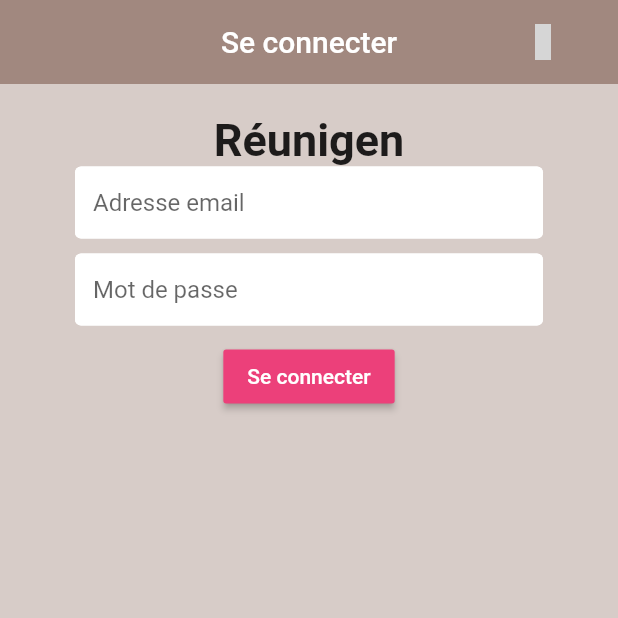
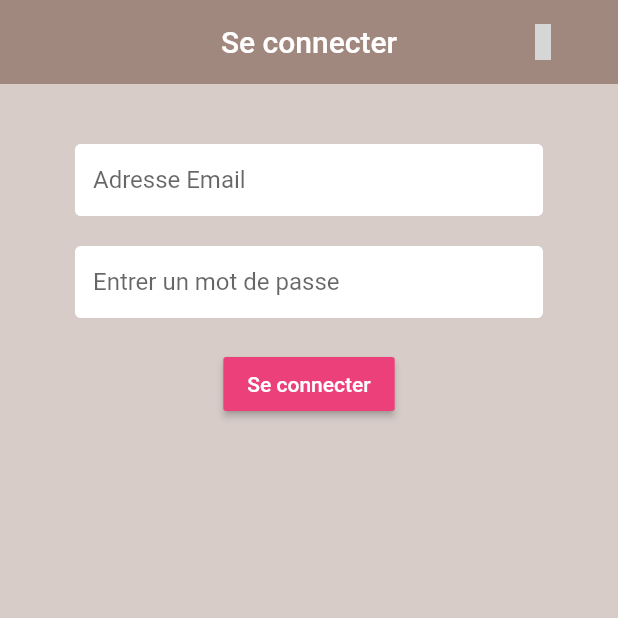
Before and after one commit to Jesus974/Reuni-Gen-APP, a Flutter app: the screen it shows after launch, on a phone screen of 412 x 824 dp, the top half of it. Run offline on Flutter 3.47's test engine with Material 2 defaults, Android fonts, the phone set to English and light mode, and no system bars; our stand-ins replace firebase_auth, flutter_spinkit, material_design_icons_flutter; accounts and stored records are empty; grey boxes are pictures that could not be loaded.

```diff
--- a/lib/screens/authenticate/sign_in.dart
+++ b/lib/screens/authenticate/sign_in.dart
@@ -5,7 +5,6 @@ import 'package:reuni_gen/shared/constants.dart';
 import 'package:reuni_gen/shared/loading.dart';
 
 class SignIn extends StatefulWidget {
-  // ToggleView
   final Function toggleView;
   SignIn({this.toggleView});
 
@@ -14,19 +13,14 @@ class SignIn extends StatefulWidget {
 }
 
 class _SignInState extends State<SignIn> {
-  // Auth
   final AuthService _auth = AuthService();
-  // Validation
   final _formKey = GlobalKey<FormState>();
-
-  // Loading Widget
+  String error = '';
   bool loading = false;
 
-  // Text
+  // text field state
   String email = '';
   String password = '';
-  // Erreur
-  String error = '';
 
   @override
   Widget build(BuildContext context) {
@@ -54,33 +48,28 @@ class _SignInState extends State<SignIn> {
                 key: _formKey,
                 child: Column(
                   children: <Widget>[
-                    Text(
-                      'Réunigen',
-                      style: TextStyle(
-                          fontWeight: FontWeight.bold, fontSize: 30.0),
-                    ),
+                    SizedBox(height: 20.0),
                     TextFormField(
-                      validator: (val) =>
-                          val.isEmpty ? 'Entrer un email' : null,
-                      decoration: textInputDecoration.copyWith(
-                          hintText: 'Adresse email'),
+                      decoration:
+                          textInputDecoration.copyWith(hintText: 'Adresse Email'),
+                      validator: (val) => val.isEmpty ? 'Entrer un email valide' : null,
                       onChanged: (val) {
                         setState(() => email = val);
                       },
                     ),
-                    SizedBox(height: 10.0),
+                    SizedBox(height: 20.0),
                     TextFormField(
+                      obscureText: true,
+                      decoration:
+                          textInputDecoration.copyWith(hintText: 'Entrer un mot de passe'),
                       validator: (val) => val.length < 6
-                          ? 'Entrer un mot de passe valide (6 caractères min)'
+                          ? 'Entrer un mot de passe valide (6+ caractères)'
                           : null,
-                      decoration: textInputDecoration.copyWith(
-                          hintText: 'Mot de passe'),
-                      obscureText: true,
                       onChanged: (val) {
                         setState(() => password = val);
                       },
                     ),
-                    SizedBox(height: 10.0),
+                    SizedBox(height: 20.0),
                     RaisedButton(
                         color: Colors.pink[400],
                         child: Text(
@@ -88,17 +77,15 @@ class _SignInState extends State<SignIn> {
                           style: TextStyle(color: Colors.white),
                         ),
                         onPressed: () async {
-                          // Loading True
-                          setState(() => loading = true);
-                          // Si le formulaire est valide
                           if (_formKey.currentState.validate()) {
+                            setState(() => loading = true);
                             dynamic result = await _auth
                                 .signInWithEmailAndPassword(email, password);
                             if (result == null) {
                               setState(() {
                                 loading = false;
                                 error =
-                                    'Veuillez entrer des identifiants valide';
+                                    'Identifiants incorrectes';
                               });
                             }
                           }
```
Also changed, not shown: lib/screens/authenticate/t.dart (added, +97 -0 lines).
